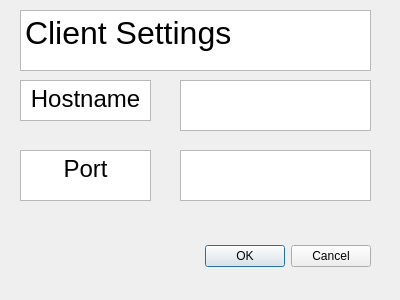
Before: the Qt Designer form src/clientsettingsdialog.ui in rbellido-ut/yolo-chat, drawn with Qt 5.
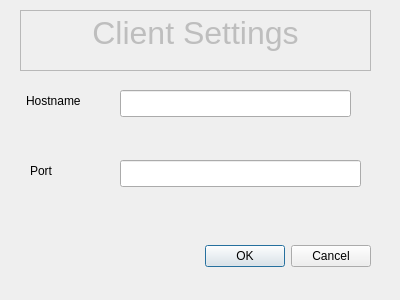
After: the same form once the commit is applied.

Commit message: added command line version of chat program

```diff
--- a/src/clientsettingsdialog.ui
+++ b/src/clientsettingsdialog.ui
@@ -29,27 +29,10 @@
     <set>QDialogButtonBox::Cancel|QDialogButtonBox::Ok</set>
    </property>
   </widget>
-  <widget class="QTextEdit" name="hostNameInput">
-   <property name="geometry">
-    <rect>
-     <x>180</x>
-     <y>80</y>
-     <width>191</width>
-     <height>51</height>
-    </rect>
-   </property>
-  </widget>
-  <widget class="QTextEdit" name="portInput">
-   <property name="geometry">
-    <rect>
-     <x>180</x>
-     <y>150</y>
-     <width>191</width>
-     <height>51</height>
-    </rect>
-   </property>
-  </widget>
   <widget class="QTextEdit" name="ClientSettingsDlgTitle">
+   <property name="enabled">
+    <bool>false</bool>
+   </property>
    <property name="geometry">
     <rect>
      <x>20</x>
@@ -58,6 +41,18 @@
      <height>61</height>
     </rect>
    </property>
+   <property name="autoFillBackground">
+    <bool>false</bool>
+   </property>
+   <property name="verticalScrollBarPolicy">
+    <enum>Qt::ScrollBarAlwaysOff</enum>
+   </property>
+   <property name="horizontalScrollBarPolicy">
+    <enum>Qt::ScrollBarAlwaysOff</enum>
+   </property>
+   <property name="undoRedoEnabled">
+    <bool>false</bool>
+   </property>
    <property name="readOnly">
     <bool>true</bool>
    </property>
@@ -66,47 +61,53 @@
 &lt;html&gt;&lt;head&gt;&lt;meta name=&quot;qrichtext&quot; content=&quot;1&quot; /&gt;&lt;style type=&quot;text/css&quot;&gt;
 p, li { white-space: pre-wrap; }
 &lt;/style&gt;&lt;/head&gt;&lt;body style=&quot; font-family:'Ubuntu'; font-size:11pt; font-weight:400; font-style:normal;&quot;&gt;
-&lt;p style=&quot; margin-top:0px; margin-bottom:0px; margin-left:0px; margin-right:0px; -qt-block-indent:0; text-indent:0px;&quot;&gt;&lt;span style=&quot; font-size:24pt;&quot;&gt;Client Settings&lt;/span&gt;&lt;/p&gt;&lt;/body&gt;&lt;/html&gt;</string>
+&lt;p align=&quot;center&quot; style=&quot; margin-top:0px; margin-bottom:0px; margin-left:0px; margin-right:0px; -qt-block-indent:0; text-indent:0px;&quot;&gt;&lt;span style=&quot; font-size:24pt;&quot;&gt;Client Settings&lt;/span&gt;&lt;/p&gt;&lt;/body&gt;&lt;/html&gt;</string>
    </property>
   </widget>
-  <widget class="QTextEdit" name="textEdit_3">
+  <widget class="QLineEdit" name="hostNameInput">
    <property name="geometry">
     <rect>
-     <x>20</x>
-     <y>80</y>
-     <width>131</width>
-     <height>41</height>
+     <x>120</x>
+     <y>90</y>
+     <width>231</width>
+     <height>27</height>
     </rect>
    </property>
-   <property name="readOnly">
-    <bool>true</bool>
+  </widget>
+  <widget class="QLineEdit" name="portInput">
+   <property name="geometry">
+    <rect>
+     <x>120</x>
+     <y>160</y>
+     <width>241</width>
+     <height>27</height>
+    </rect>
    </property>
-   <property name="html">
-    <string>&lt;!DOCTYPE HTML PUBLIC &quot;-//W3C//DTD HTML 4.0//EN&quot; &quot;http://www.w3.org/TR/REC-html40/strict.dtd&quot;&gt;
-&lt;html&gt;&lt;head&gt;&lt;meta name=&quot;qrichtext&quot; content=&quot;1&quot; /&gt;&lt;style type=&quot;text/css&quot;&gt;
-p, li { white-space: pre-wrap; }
-&lt;/style&gt;&lt;/head&gt;&lt;body style=&quot; font-family:'Ubuntu'; font-size:11pt; font-weight:400; font-style:normal;&quot;&gt;
-&lt;p align=&quot;center&quot; style=&quot; margin-top:0px; margin-bottom:0px; margin-left:0px; margin-right:0px; -qt-block-indent:0; text-indent:0px;&quot;&gt;&lt;span style=&quot; font-size:18pt;&quot;&gt;Hostname&lt;/span&gt;&lt;/p&gt;&lt;/body&gt;&lt;/html&gt;</string>
-   </property>
   </widget>
-  <widget class="QTextEdit" name="textEdit_4">
+  <widget class="QLabel" name="label">
    <property name="geometry">
     <rect>
-     <x>20</x>
-     <y>150</y>
-     <width>131</width>
-     <height>51</height>
+     <x>26</x>
+     <y>90</y>
+     <width>81</width>
+     <height>21</height>
     </rect>
    </property>
-   <property name="readOnly">
-    <bool>true</bool>
+   <property name="text">
+    <string>Hostname</string>
    </property>
-   <property name="html">
-    <string>&lt;!DOCTYPE HTML PUBLIC &quot;-//W3C//DTD HTML 4.0//EN&quot; &quot;http://www.w3.org/TR/REC-html40/strict.dtd&quot;&gt;
-&lt;html&gt;&lt;head&gt;&lt;meta name=&quot;qrichtext&quot; content=&quot;1&quot; /&gt;&lt;style type=&quot;text/css&quot;&gt;
-p, li { white-space: pre-wrap; }
-&lt;/style&gt;&lt;/head&gt;&lt;body style=&quot; font-family:'Ubuntu'; font-size:11pt; font-weight:400; font-style:normal;&quot;&gt;
-&lt;p align=&quot;center&quot; style=&quot; margin-top:0px; margin-bottom:0px; margin-left:0px; margin-right:0px; -qt-block-indent:0; text-indent:0px;&quot;&gt;&lt;span style=&quot; font-size:18pt;&quot;&gt;Port&lt;/span&gt;&lt;/p&gt;&lt;/body&gt;&lt;/html&gt;</string>
+  </widget>
+  <widget class="QLabel" name="label_2">
+   <property name="geometry">
+    <rect>
+     <x>30</x>
+     <y>160</y>
+     <width>67</width>
+     <height>21</height>
+    </rect>
+   </property>
+   <property name="text">
+    <string>Port</string>
    </property>
   </widget>
  </widget>
```
The commit also changes 14 other files.
